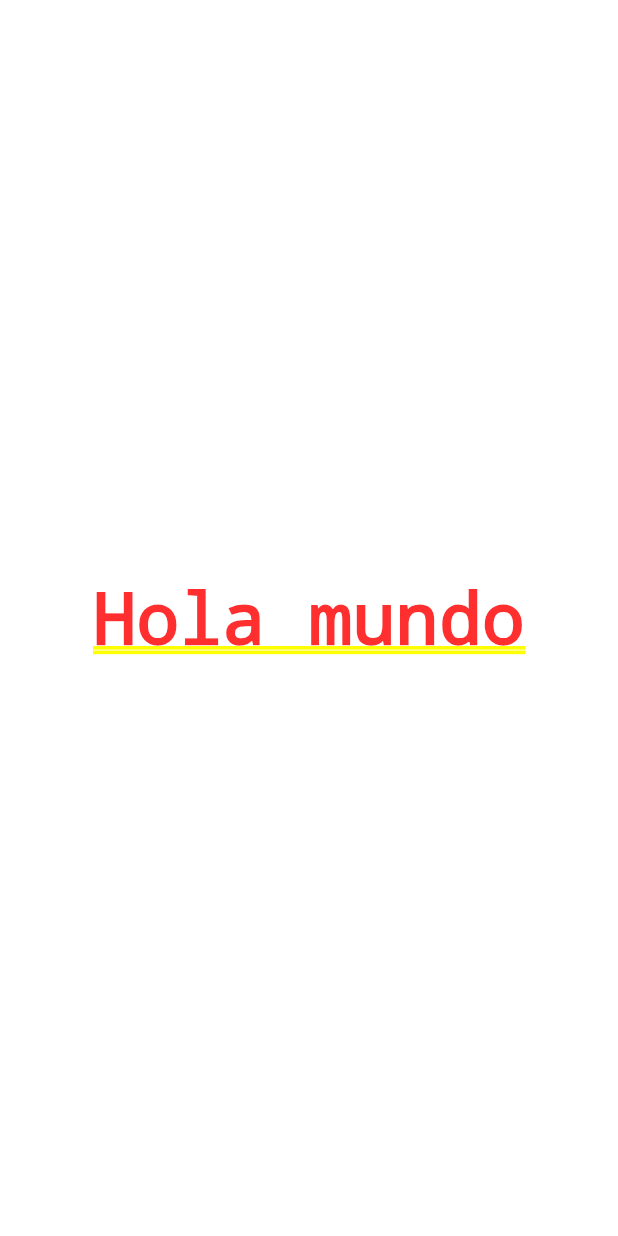
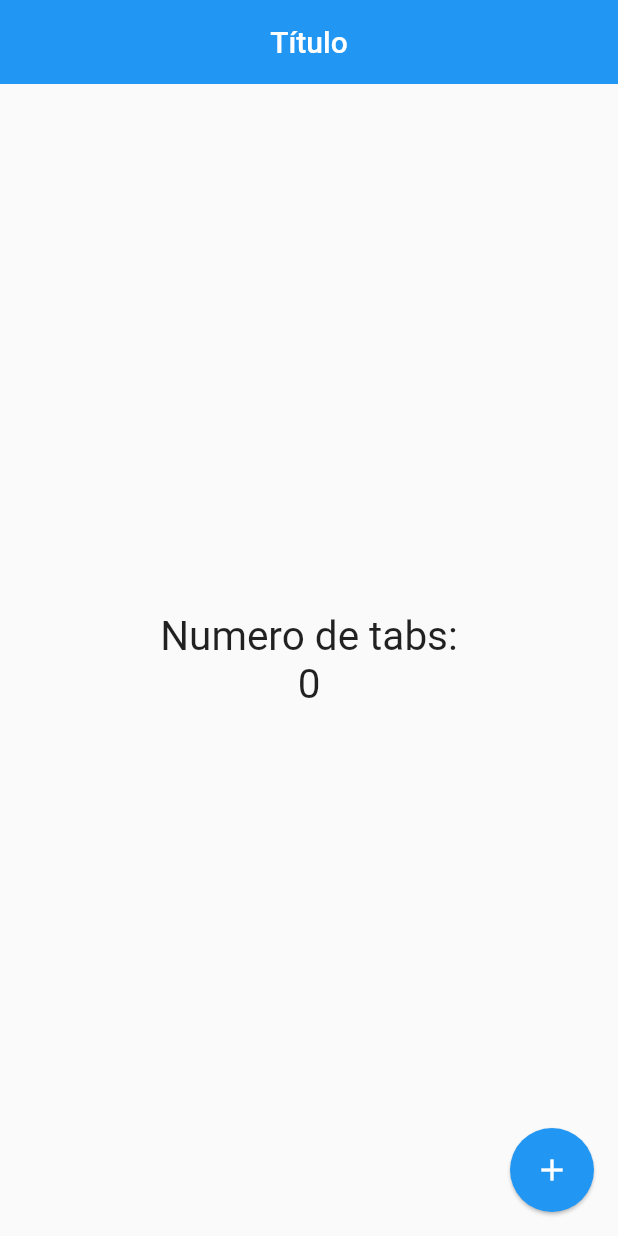
Before and after one commit to ilodi/FlutterContador, a Flutter app: the screen it shows after launch, on a phone screen of 412 x 824 dp. Run offline on Flutter 3.47's test engine with Material 2 defaults, Android fonts, the phone set to English and light mode, and no system bars.

Commit message:
ahora ya sabes poner btn y como se estrutura todo

```diff
--- a/lib/main.dart
+++ b/lib/main.dart
@@ -1,15 +1,9 @@
 import 'package:flutter/material.dart';
 
+
+//La que uno escribe
+import './src/app.dart';
+
 void main() {
-  runApp(new MyApp());
+  runApp( MyApp());
 }
-
-//Widget
-class MyApp extends StatelessWidget {
-  @override
-  Widget build(context) {
-    return MaterialApp(
-      home: Center(child: Text('Hola mundo')),
-    );
-  }
-}
--- /dev/null
+++ b/lib/src/app.dart
@@ -0,0 +1,12 @@
+import 'package:flutter/material.dart';
+import './pages/home_pages.dart';
+
+//Widget
+class MyApp extends StatelessWidget {
+  @override
+  Widget build(context) {
+    return MaterialApp(
+      home: Center(child: HomePage()),
+    );
+  }
+}
--- /dev/null
+++ b/lib/src/pages/home_pages.dart
@@ -0,0 +1,40 @@
+import 'package:flutter/material.dart';
+
+class HomePage extends StatelessWidget {
+//Estilo propio
+  final estiloTexto = new TextStyle(fontSize: 27);
+
+  @override
+  Widget build(BuildContext context) {
+    // TODO: implement build
+    return Scaffold(
+      appBar: AppBar(
+        title: Text('Título'),
+        centerTitle: true,
+        elevation: 0,
+      ),
+      body: Center(
+        child: Column(
+          mainAxisAlignment: MainAxisAlignment.center,
+          children: <Widget>[
+            Text(
+              'Numero de tabs:',
+              style: estiloTexto,
+            ),
+            Text(
+              '0',
+              style: estiloTexto,
+            )
+          ],
+        ),
+      ),
+      floatingActionButton: FloatingActionButton(
+        elevation: 1.0,
+        child: Icon(Icons.add),
+        onPressed: () {
+          print('Hola mundo');
+        },
+      ),
+    );
+  }
+}
```
